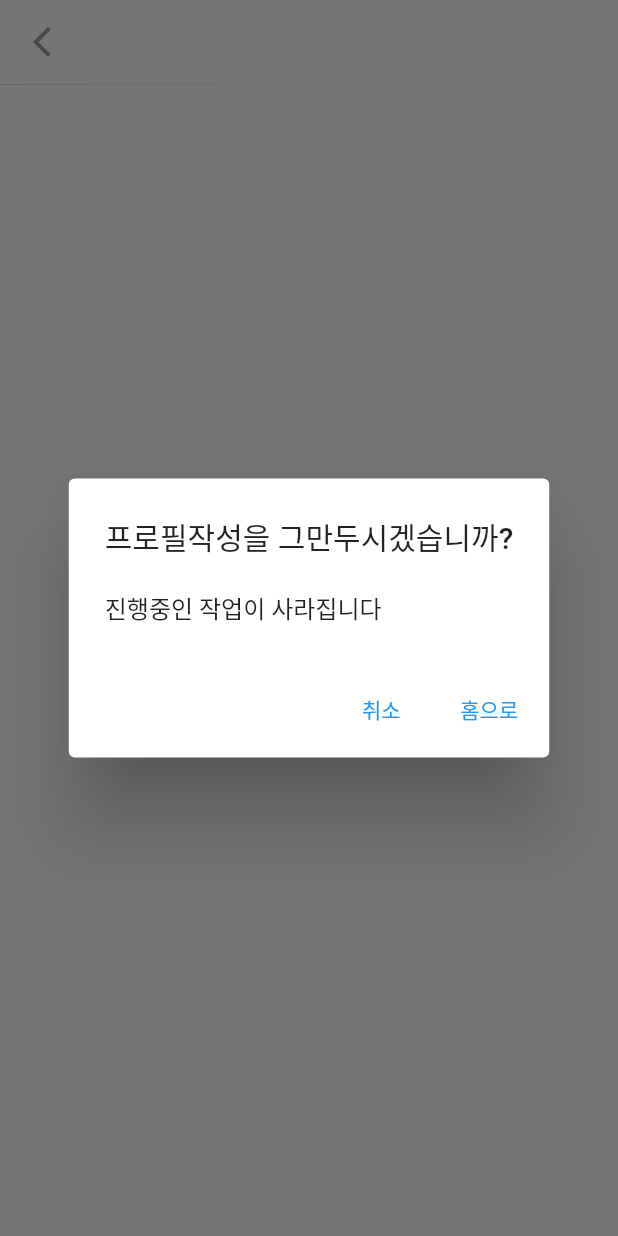
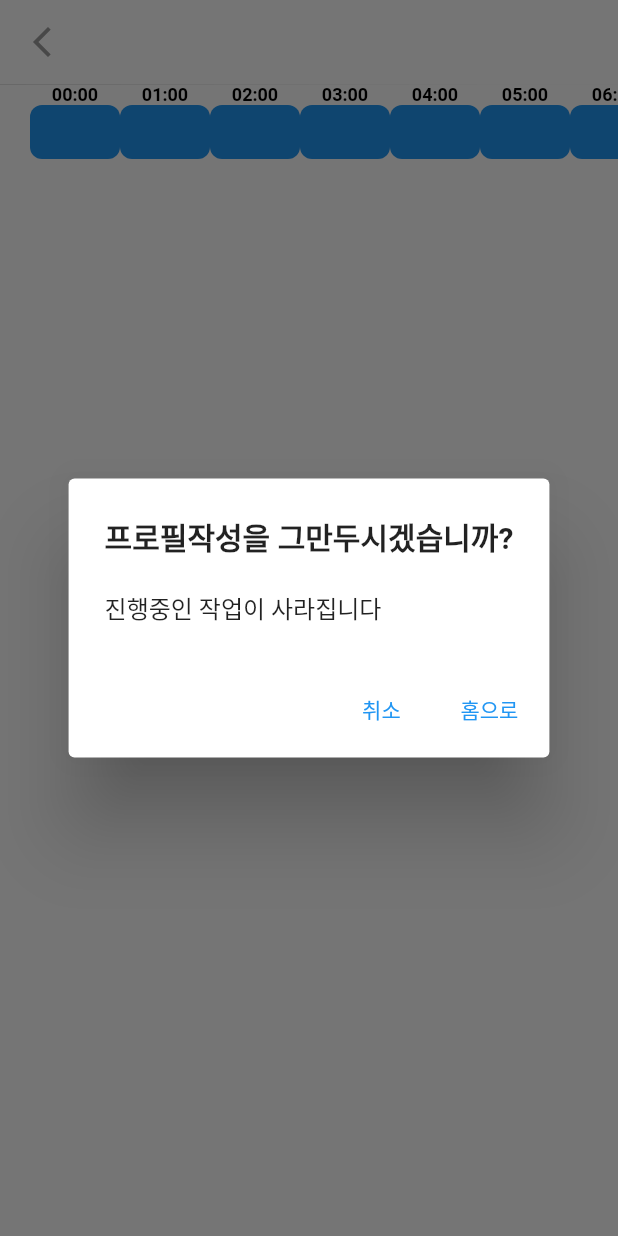
Before and after one commit to WoodsCho/pick_up_game, a Flutter app: the RecruitForm screen opened directly, after a tap on the "arrow back ios new" icon, on a phone screen of 412 x 824 dp. Run offline on Flutter 3.47's test engine with Material 2 defaults, Android fonts, the phone set to English and light mode, and no system bars; our stand-ins replace cloud_firestore, firebase_auth, firebase_core, firebase_storage, flutter_signin_button, flutter_spinkit and 5 more; accounts and stored records are empty; generated files the repository leaves out were written again; network calls fail.

Commit message:
ios구동 및 구인폼작성

```diff
--- /dev/null
+++ b/lib/screen/Guest/recruit/date_page.dart
@@ -0,0 +1,95 @@
+import 'package:flutter/material.dart';
+
+class DatePage extends StatefulWidget {
+  const DatePage({Key? key}) : super(key: key);
+
+  @override
+  State<DatePage> createState() => _DatePageState();
+}
+
+class _DatePageState extends State<DatePage> {
+  @override
+  Widget build(BuildContext context) {
+    int _startHour = 0;
+    int _endHour = 24;
+
+    return SingleChildScrollView(
+      scrollDirection: Axis.horizontal,
+      child: Row(mainAxisAlignment: MainAxisAlignment.start,
+        children: [
+          SizedBox(width: 20,),
+          Row(
+            children: List.generate(
+              _endHour - _startHour + 1,
+                  (index) {
+                final hour = _startHour + index;
+
+                final time = (hour % 24).toString().padLeft(2, '0') + ':00';
+                final isSelected = (hour >= _startHour && hour <= _endHour);
+
+                if (hour == -1 || hour == 24) {
+                  return Column(
+crossAxisAlignment: CrossAxisAlignment.start,
+                      children: [
+                    Text(
+                      time,
+
+                      style: const TextStyle(
+                        fontSize: 12.0,
+                        fontWeight: FontWeight.bold,
+                        color: Colors.black,
+                      ),
+                    ),
+                    if (hour != 24)
+                      Container(
+                      ),
+                  ]);
+                }
+
+                return InkWell(
+                  onTap: () {
+                    setState(() {
+                      if (_startHour == hour && _endHour == hour) {
+                        _startHour = 0;
+                        _endHour = 24;
+                      } else if (_startHour == hour) {
+                        _startHour += 1;
+                      } else if (_endHour == hour) {
+                        _endHour -= 1;
+                      } else if (hour < _startHour) {
+                        _startHour = hour;
+                      } else if (hour > _endHour) {
+                        _endHour = hour;
+                      }
+                    });
+                  },
+                  child: Column(
+
+                      children: [
+                    Text(
+                      time,
+                      style: const TextStyle(
+                        fontSize: 12.0,
+                        fontWeight: FontWeight.bold,
+                        color: Colors.black,
+                      ),
+                    ),
+                    if (hour != 24)
+                    Container(
+                      width: 60.0,
+                      height: 36.0,
+                      decoration: BoxDecoration(
+                        color: isSelected ? Colors.blue : Colors.white,
+                        borderRadius: BorderRadius.circular(8.0),
+                      ),
+                    ),
+                  ]),
+                );
+              },
+            ),
+          ),
+        SizedBox(width: 20,)],
+      ),
+    );
+  }
+}
--- /dev/null
+++ b/lib/screen/Guest/recruit/recruit_form.dart
@@ -0,0 +1,134 @@
+import 'dart:io';
+
+import 'package:flutter/cupertino.dart';
+import 'package:flutter/material.dart';
+import 'package:get/get.dart';
+import 'package:pick_up_game/lay_out/deflault_layout.dart';
+import 'package:pick_up_game/screen/Guest/recruit/date_page.dart';
+import 'package:pick_up_game/screen/home.dart';
+
+class RecruitForm extends StatefulWidget {
+  const RecruitForm({Key? key}) : super(key: key);
+
+  @override
+  State<RecruitForm> createState() => _RecruitFormState();
+}
+
+class _RecruitFormState extends State<RecruitForm> {
+  Future<void> _backToLogin() async {
+    if (!Platform.isAndroid) {
+      return showCupertinoDialog<void>(
+        context: context,
+        barrierDismissible: false, // user must tap button!
+        builder: (BuildContext context) {
+          return CupertinoAlertDialog(
+            title: const Text(
+              '게시글 작성을 그만두시겠습니까?',
+              style: TextStyle(fontWeight: FontWeight.w600),
+            ),
+            content: SingleChildScrollView(
+              child: ListBody(
+                children: const <Widget>[
+                  Text('진행중인 작업이 사라집니다'),
+                ],
+              ),
+            ),
+            actions: <Widget>[
+              TextButton(
+                child: const Text('취소'),
+                onPressed: () {
+                  Navigator.of(context).pop();
+                },
+              ),
+              TextButton(
+                child: const Text('홈으로'),
+                onPressed: () async {
+                  Get.offAll(() => Home(), transition: Transition.fadeIn);
+                },
+              ),
+            ],
+          );
+        },
+      );
+    } else {
+      showDialog<void>(
+        context: context,
+        barrierDismissible: false, // user must tap button!
+        builder: (BuildContext context) {
+          return AlertDialog(
+            title: const Text(
+              '프로필작성을 그만두시겠습니까?',
+              style: TextStyle(fontWeight: FontWeight.w600),
+            ),
+            content: SingleChildScrollView(
+              child: ListBody(
+                children: const <Widget>[
+                  Text('진행중인 작업이 사라집니다'),
+                ],
+              ),
+            ),
+            actions: <Widget>[
+              TextButton(
+                child: const Text('취소'),
+                onPressed: () {
+                  Navigator.of(context).pop();
+                },
+              ),
+              TextButton(
+                child: const Text('홈으로'),
+                onPressed: () async {
+                  Get.offAll(() => Home(), transition: Transition.fadeIn);
+                },
+              ),
+            ],
+          );
+        },
+      );
+    }
+  }
+  PageController _pageController = PageController();
+
+  void nextPage() {
+    _pageController.nextPage(
+      duration: Duration(milliseconds: 300),
+      curve: Curves.easeInOut,
+    );
+  }
+
+  void previousPage() {
+    _pageController.previousPage(
+        duration: Duration(milliseconds: 300), curve: Curves.easeOut);
+  }
+
+  @override
+  Widget build(BuildContext context) {
+    return DefaultLayout(
+        child: Scaffold(
+      backgroundColor: Colors.white,
+      appBar: AppBar(
+        elevation: 0.2,
+        backgroundColor: Colors.white,
+        leading: Builder(
+          builder: (BuildContext context) {
+            return IconButton(
+              onPressed: _backToLogin,
+              icon: Icon(
+                Icons.arrow_back_ios_new,
+                color: Colors.grey,
+              ),
+            );
+          },
+        ),
+      ),
+      body: PageView(
+        controller: _pageController,
+        physics: NeverScrollableScrollPhysics(),
+        onPageChanged: (index) {
+          WidgetsBinding.instance.focusManager.primaryFocus?.unfocus();
+        },
+        children: [DatePage()],
+        ),
+      ),
+    );
+  }
+}
--- a/lib/screen/home.dart
+++ b/lib/screen/home.dart
@@ -82,6 +82,7 @@ class _HomeState extends State<Home> with SingleTickerProviderStateMixin {
             padding: EdgeInsets.only(left: 4,top: 10),
               height:50,
               child: Image.asset('asset/img/logo2.png',)),
+          centerTitle: false,
         ),
         body: TabBarView(
           physics: NeverScrollableScrollPhysics(),
--- a/lib/user/recruit_form.dart
+++ /dev/null
@@ -1,117 +0,0 @@
-import 'dart:io';
-
-import 'package:flutter/cupertino.dart';
-import 'package:flutter/material.dart';
-import 'package:get/get.dart';
-import 'package:pick_up_game/lay_out/deflault_layout.dart';
-import 'package:pick_up_game/screen/home.dart';
-
-class RecruitForm extends StatefulWidget {
-  const RecruitForm({Key? key}) : super(key: key);
-
-  @override
-  State<RecruitForm> createState() => _RecruitFormState();
-}
-
-class _RecruitFormState extends State<RecruitForm> {
-  Future<void> _backToLogin() async {
-    if (!Platform.isAndroid) {
-      return showCupertinoDialog<void>(
-        context: context,
-        barrierDismissible: false, // user must tap button!
-        builder: (BuildContext context) {
-          return CupertinoAlertDialog(
-            title: const Text(
-              '게시글 작성을 그만두시겠습니까?',
-              style: TextStyle(fontWeight: FontWeight.w500),
-            ),
-            content: SingleChildScrollView(
-              child: ListBody(
-                children: const <Widget>[
-                  Text('진행중인 작업이 사라집니다'),
-                ],
-              ),
-            ),
-            actions: <Widget>[
-              TextButton(
-                child: const Text('취소'),
-                onPressed: () {
-                  Navigator.of(context).pop();
-                },
-              ),
-              TextButton(
-                child: const Text('홈으로'),
-                onPressed: () async {
-                  Get.offAll(() => Home(), transition: Transition.fadeIn);
-                },
-              ),
-            ],
-          );
-        },
-      );
-    } else {
-      showDialog<void>(
-        context: context,
-        barrierDismissible: false, // user must tap button!
-        builder: (BuildContext context) {
-          return AlertDialog(
-            title: const Text(
-              '프로필작성을 그만두시겠습니까?',
-              style: TextStyle(fontWeight: FontWeight.w500),
-            ),
-            content: SingleChildScrollView(
-              child: ListBody(
-                children: const <Widget>[
-                  Text('진행중인 작업이 사라집니다'),
-                ],
-              ),
-            ),
-            actions: <Widget>[
-              TextButton(
-                child: const Text('취소'),
-                onPressed: () {
-                  Navigator.of(context).pop();
-                },
-              ),
-              TextButton(
-                child: const Text('홈으로'),
-                onPressed: () async {
-                  Get.offAll(() => Home(), transition: Transition.fadeIn);
-                },
-              ),
-            ],
-          );
-        },
-      );
-    }
-  }
-
-  @override
-  Widget build(BuildContext context) {
-    return DefaultLayout(
-        child: Scaffold(
-      backgroundColor: Colors.white,
-      appBar: AppBar(
-        elevation: 0.2,
-        backgroundColor: Colors.white,
-        leading: Builder(
-          builder: (BuildContext context) {
-            return IconButton(
-              onPressed: _backToLogin,
-              icon: Icon(
-                Icons.arrow_back_ios_new,
-                color: Colors.grey,
-              ),
-            );
-          },
-        ),
-        title: Text('프로필 작성'),
-      ),
-      body: Container(
-        child: Center(
-          child: Text('작성'),
-        ),
-      ),
-    ));
-  }
-}
--- a/pubspec.yaml
+++ b/pubspec.yaml
@@ -92,10 +92,7 @@ flutter:
   # "family" key with the font family name, and a "fonts" key with a
   # list giving the asset and other descriptors for the font. For
   # example:
-  fonts:
-    - family: Roboto
-      fonts:
-      - asset: asset/fonts/Roboto-Medium.ttf
+
   #       - asset: fonts/Schyler-Italic.ttf
   #         style: italic
   #   - family: Trajan Pro
```
Also changed, not shown: lib/main.dart (+2 -5 lines), lib/model/guest_recruit.dart (added, +43 -0 lines), lib/model/profile_model.dart (added, +56 -0 lines), lib/screen/Guest/guest_main.dart (+9 -10 lines), 8 other files.
